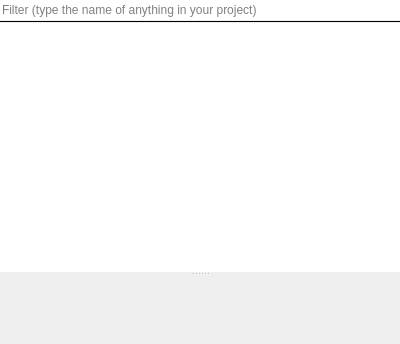
Before: the Qt Designer form manuskript/ui/cheatSheet_ui.ui in olivierkes/manuskript, drawn with Qt 5.
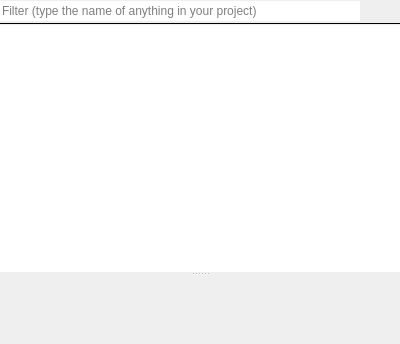
After: the same form once the commit is applied. Icons and pictures are not drawn.

Commit message: Improves cheat-sheet usability

The edit to the form file:
```diff
--- a/manuskript/ui/cheatSheet_ui.ui
+++ b/manuskript/ui/cheatSheet_ui.ui
@@ -30,6 +30,11 @@
     <number>0</number>
    </property>
    <item>
+    <layout class="QHBoxLayout" name="horizontalLayout">
+     <property name="spacing">
+      <number>0</number>
+     </property>
+     <item>
     <widget class="QLineEdit" name="txtFilter">
      <property name="frame">
       <bool>false</bool>
@@ -43,6 +48,24 @@
     </widget>
    </item>
    <item>
+      <widget class="QPushButton" name="btnShowList">
+       <property name="text">
+        <string/>
+       </property>
+       <property name="icon">
+        <iconset theme="go-bottom"/>
+       </property>
+       <property name="checkable">
+        <bool>true</bool>
+       </property>
+       <property name="flat">
+        <bool>true</bool>
+       </property>
+      </widget>
+     </item>
+    </layout>
+   </item>
+   <item>
     <widget class="Line" name="line">
      <property name="frameShadow">
       <enum>QFrame::Plain</enum>
```
Left out of the diff: 2 changed lines with no effect on the pictures. Lines whose indentation alone changed are shown as unchanged. The commit also changes 2 other files.
